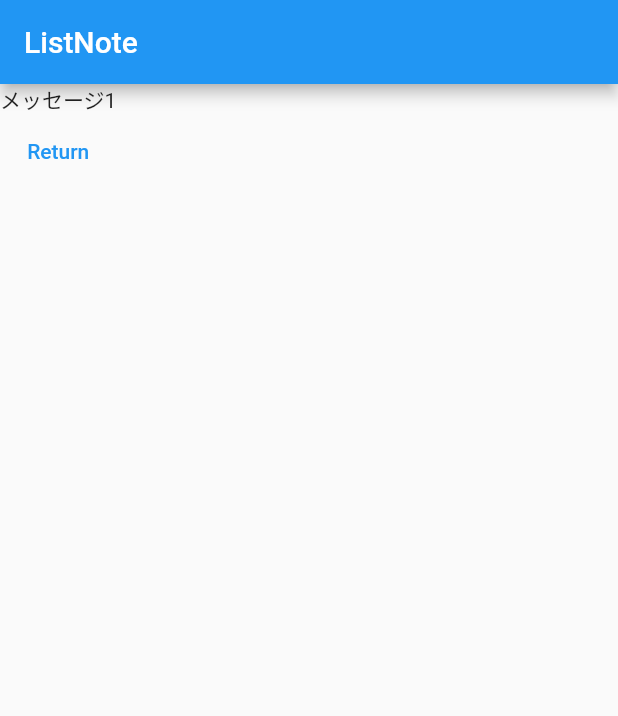
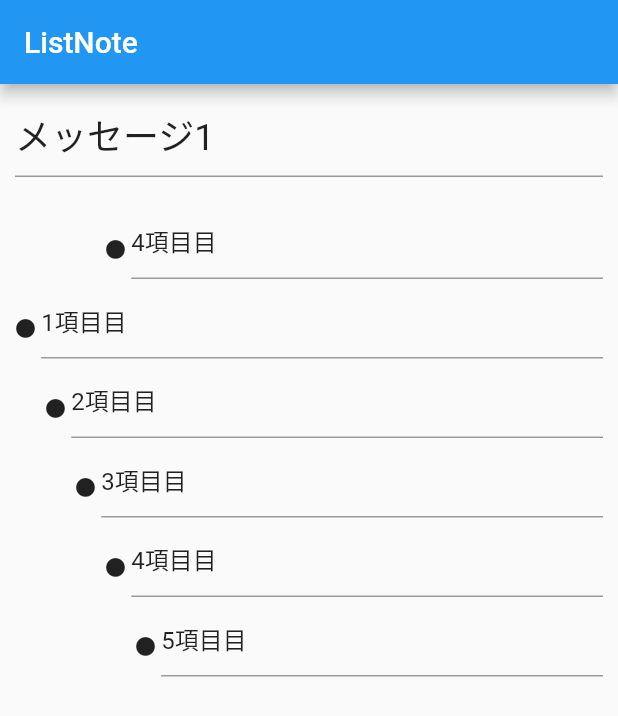
Before and after one commit to koreander2001/listnote, a Flutter app: the screen it shows after launch, after a tap on "メッセージ1", on a phone screen of 412 x 824 dp. Shown: the top 716 px of the screen. Run offline on Flutter 3.47's test engine with Material 2 defaults, Android fonts, the phone set to English and light mode, and no system bars; our stand-ins replace flutter_hooks, hooks_riverpod.

Commit message:
メモ閲覧・編集画面の見た目を実装

```diff
--- /dev/null
+++ b/lib/data_classes/text_item.dart
@@ -0,0 +1,6 @@
+class TextItem {
+  const TextItem(this.text, this.depth);
+
+  final String text;
+  final int depth;
+}
--- a/lib/screens/note_edit_screen.dart
+++ b/lib/screens/note_edit_screen.dart
@@ -1,5 +1,7 @@
 import 'package:flutter/material.dart';
 import 'package:flutter_hooks/flutter_hooks.dart';
+import 'package:listnote/data_classes/text_item.dart';
+import 'package:listnote/widgets/itemized_texts.dart';
 
 class NoteEditScreen extends HookWidget {
   const NoteEditScreen({Key? key}) : super(key: key);
@@ -11,19 +13,42 @@ class NoteEditScreen extends HookWidget {
   @override
   Widget build(BuildContext context) {
     final noteTitle = ModalRoute.of(context)!.settings.arguments as String?;
+    final titleController = TextEditingController(text: noteTitle);
+
+    final textItems = [
+      const TextItem('4項目目', 3),
+      const TextItem('1項目目', 0),
+      const TextItem('2項目目', 1),
+      const TextItem('3項目目', 2),
+      const TextItem('4項目目', 3),
+      const TextItem('5項目目', 4),
+    ];
 
     return MaterialApp(
       home: Scaffold(
-          appBar: AppBar(title: Text(title)),
-          body: Column(
-            children: [
-              Text(noteTitle ?? 'New note'),
-              TextButton(
-                onPressed: () => Navigator.pop(context),
-                child: const Text('Return'),
+        appBar: AppBar(title: Text(title)),
+        body: Column(
+          children: [
+            Padding(
+              padding: const EdgeInsets.all(10.0),
+              child: TextField(
+                controller: titleController,
+                style: const TextStyle(fontSize: 24.0),
+                enabled: true,
+                obscureText: false,
               ),
-            ],
-          )),
+            ),
+            Expanded(
+              child: SingleChildScrollView(
+                child: Padding(
+                  padding: const EdgeInsets.all(10.0),
+                  child: ItemizedTexts(textItems),
+                ),
+              ),
+            ),
+          ],
+        ),
+      ),
     );
   }
 }
--- /dev/null
+++ b/lib/widgets/itemized_texts.dart
@@ -0,0 +1,54 @@
+import 'package:collection/collection.dart';
+import 'package:flutter/material.dart';
+import 'package:listnote/data_classes/text_item.dart';
+
+class ItemizedTexts extends StatelessWidget {
+  final List<TextItem> textItems;
+  final TextStyle? textStyle;
+  late final textFieldControllers = textItems.map((item) {
+    return TextEditingController(text: item.text);
+  }).toList();
+
+  ItemizedTexts(this.textItems, {this.textStyle, Key? key}) : super(key: key);
+
+  @override
+  Widget build(BuildContext context) {
+    return Column(
+      children: IterableZip([textItems, textFieldControllers]).map((values) {
+        final item = values[0] as TextItem;
+        final controller = values[1] as TextEditingController;
+        return _ItemizedTextRow(controller, item.depth, textStyle: textStyle);
+      }).toList(),
+    );
+  }
+}
+
+class _ItemizedTextRow extends StatelessWidget {
+  final TextEditingController textFieldController;
+  final int depth;
+  final TextStyle? textStyle;
+
+  const _ItemizedTextRow(
+    this.textFieldController,
+    this.depth, {
+    this.textStyle,
+    Key? key,
+  }) : super(key: key);
+
+  @override
+  Widget build(BuildContext context) {
+    return Padding(
+      padding: EdgeInsets.only(left: 20.0 * depth, bottom: 5.0),
+      child: Row(
+        crossAxisAlignment: CrossAxisAlignment.baseline,
+        textBaseline: TextBaseline.ideographic,
+        children: [
+          Text('● ', style: textStyle),
+          Expanded(
+              child:
+                  TextField(controller: textFieldController, style: textStyle)),
+        ],
+      ),
+    );
+  }
+}
--- a/pubspec.yaml
+++ b/pubspec.yaml
@@ -15,6 +15,7 @@ dependencies:
   flutter_hooks: ^0.17.0
   hooks_riverpod: ^0.14.0+4
   fluttertoast: ^8.0.8
+  collection: ^1.15.0
 
 dev_dependencies:
   flutter_test:
```
Also changed, not shown: pubspec.lock.
